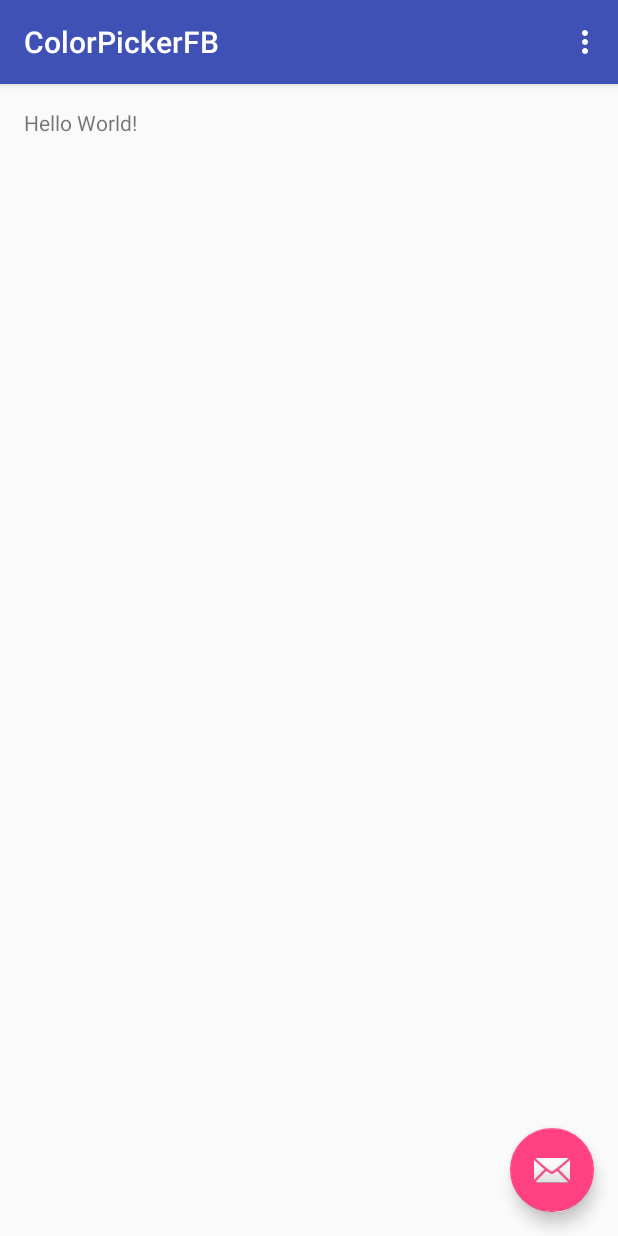
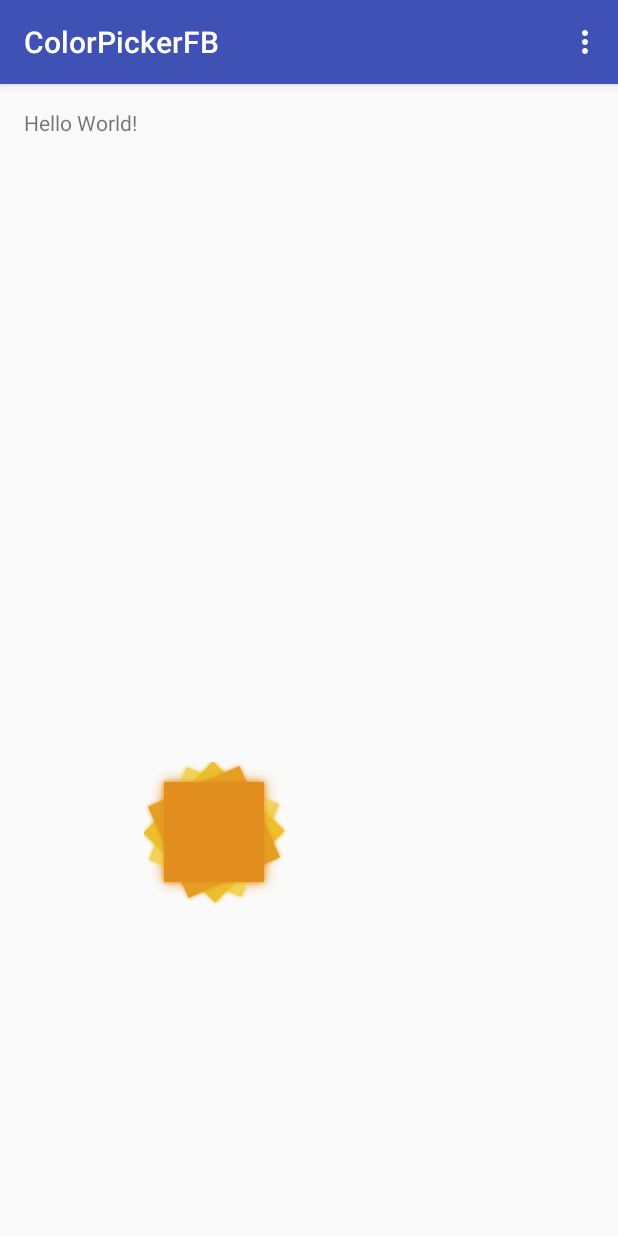
Before and after one commit to canaanyjn/PickColorFB, an Android app: the screen it shows after launch (MainActivity), on a phone screen of 412 x 824 dp. Run offline under Robolectric (Android 15) with nearby library versions, the phone set to English and light mode, and no system bars.

Commit message:
add color squre anim and basic squre anime

```diff
--- a/app/build.gradle
+++ b/app/build.gradle
@@ -24,4 +24,5 @@ dependencies {
     testCompile 'junit:junit:4.12'
     compile 'com.android.support:appcompat-v7:23.1.1'
     compile 'com.android.support:design:23.1.1'
+    compile project(':colorpickerfloatbutton')
 }
--- a/app/src/main/java/com/canaan/colorpickerfb/MainActivity.java
+++ b/app/src/main/java/com/canaan/colorpickerfb/MainActivity.java
@@ -1,11 +1,8 @@
 package com.canaan.colorpickerfb;
 
 import android.os.Bundle;
-import android.support.design.widget.FloatingActionButton;
-import android.support.design.widget.Snackbar;
 import android.support.v7.app.AppCompatActivity;
 import android.support.v7.widget.Toolbar;
-import android.view.View;
 import android.view.Menu;
 import android.view.MenuItem;
 
@@ -18,14 +15,14 @@ public class MainActivity extends AppCompatActivity {
         Toolbar toolbar = (Toolbar) findViewById(R.id.toolbar);
         setSupportActionBar(toolbar);
 
-        FloatingActionButton fab = (FloatingActionButton) findViewById(R.id.fab);
-        fab.setOnClickListener(new View.OnClickListener() {
-            @Override
-            public void onClick(View view) {
-                Snackbar.make(view, "Replace with your own action", Snackbar.LENGTH_LONG)
-                        .setAction("Action", null).show();
-            }
-        });
+//        FloatingActionButton fab = (FloatingActionButton) findViewById(R.id.fab);
+//        fab.setOnClickListener(new View.OnClickListener() {
+//            @Override
+//            public void onClick(View view) {
+//                Snackbar.make(view, "Replace with your own action", Snackbar.LENGTH_LONG)
+//                        .setAction("Action", null).show();
+//            }
+//        });
     }
 
     @Override
--- a/app/src/main/res/layout/activity_main.xml
+++ b/app/src/main/res/layout/activity_main.xml
@@ -23,12 +23,14 @@
 
     <include layout="@layout/content_main" />
 
-    <android.support.design.widget.FloatingActionButton
+    <com.canaan.colorpickerfloatbutton.ColorPickerFB
         android:id="@+id/fab"
-        android:layout_width="wrap_content"
-        android:layout_height="wrap_content"
+        android:layout_width="300dp"
+        android:layout_height="300dp"
         android:layout_gravity="bottom|end"
         android:layout_margin="@dimen/fab_margin"
-        android:src="@android:drawable/ic_dialog_email" />
+        app:colorNum="3"
+        app:colorSqureWidth="100"
+        android:entries="@array/colors" />
 
 </android.support.design.widget.CoordinatorLayout>
--- a/build.gradle
+++ b/build.gradle
@@ -5,7 +5,7 @@ buildscript {
         jcenter()
     }
     dependencies {
-        classpath 'com.android.tools.build:gradle:1.5.0'
+        classpath 'com.android.tools.build:gradle:1.3.0'
 
         // NOTE: Do not place your application dependencies here; they belong
         // in the individual module build.gradle files
--- a/colorpickerfloatbutton/build.gradle
+++ b/colorpickerfloatbutton/build.gradle
@@ -22,4 +22,5 @@ dependencies {
     compile fileTree(dir: 'libs', include: ['*.jar'])
     testCompile 'junit:junit:4.12'
     compile 'com.android.support:appcompat-v7:23.1.1'
+    compile 'com.android.support:design:23.1.1'
 }
--- a/colorpickerfloatbutton/src/main/java/com/canaan/colorpickerfloatbutton/ColorPickerFB.java
+++ b/colorpickerfloatbutton/src/main/java/com/canaan/colorpickerfloatbutton/ColorPickerFB.java
@@ -1,36 +1,50 @@
 package com.canaan.colorpickerfloatbutton;
 
+import android.animation.ValueAnimator;
 import android.content.Context;
+import android.content.res.TypedArray;
+import android.graphics.BlurMaskFilter;
 import android.graphics.Canvas;
+import android.graphics.Color;
 import android.graphics.Paint;
 import android.util.AttributeSet;
+import android.view.MotionEvent;
 import android.view.View;
+import android.view.animation.AccelerateDecelerateInterpolator;
 
+import java.util.ArrayList;
 import java.util.List;
 
 /**
  * Created by mac on 16/1/26.
  */
 public class ColorPickerFB extends View {
+    private static final String TAG = ColorPickerFB.class.getSimpleName();
 
     private int colorNum;
     private int colorSqureWidth;
     private int basicSqureColor;
-    private List<Integer> colors;
+    private List<String> colors = new ArrayList<>();
+    private List<ColorSqure> colorSqures = new ArrayList<>();
 
     private int centerX,centerY;
     private int currentColorNum;
     private float gap;
     private int width,height;
+    private int basicStartX = 20,basicStartY = 20;
+    private int basicIncreaseWidth;
+    private boolean isAnimationStart;
+    private static int BASIC_ANIM_DURATION = 500;
 
     private Paint colorPaint;
+    private ValueAnimator basicSqureAnimator;
 
     public ColorPickerFB(Context context) {
-        super(context,null,0);
+        this(context, null, 0);
     }
 
     public ColorPickerFB(Context context, AttributeSet attrs) {
-        super(context, attrs,0);
+        this(context, attrs, 0);
     }
 
     public ColorPickerFB(Context context, AttributeSet attrs, int defStyleAttr) {
@@ -39,13 +53,25 @@ public class ColorPickerFB extends View {
     }
 
     private void init(Context context,AttributeSet attrs) {
-        initAttr(context,attrs);
+        initAttr(context, attrs);
+        initValues();
         initPaint();
-        initValues();
+        initBasicAnim();
     }
 
     private void initAttr(Context context,AttributeSet attrs) {
+        if (attrs != null) {
+            TypedArray typedArray = context.obtainStyledAttributes(attrs,R.styleable.ColorPickerFB,0,0);
+            CharSequence[] entries = typedArray.getTextArray(R.styleable.ColorPickerFB_android_entries);
+            if (entries != null) {
+                for (int i = 0;i<entries.length;i++) {
+                    colors.add(entries[i].toString());
+                }
 
+            }
+            colorNum = typedArray.getInteger(R.styleable.ColorPickerFB_colorNum,1);
+            colorSqureWidth = typedArray.getInteger(R.styleable.ColorPickerFB_colorSqureWidth,50);
+        }
     }
 
     private void initPaint() {
@@ -56,9 +82,46 @@ public class ColorPickerFB extends View {
     }
 
     private void initValues() {
-        gap = 90 / colors.size();
+        basicSqureColor = Color.parseColor("#DE7216");
+        gap = 90 / (colors.size() - 1) ;
         centerX = width/2;
         centerY = height/2;
+
+        for (int i = 0;i<colors.size();i++) {
+            ColorSqure colorSqure;
+            if (i == colors.size()-1) {
+                colorSqure = new ColorSqure(90,colors.get(i),colorSqureWidth,i);
+            } else {
+                colorSqure = new ColorSqure(gap*i,colors.get(i),colorSqureWidth,i);
+            }
+            addAnimatorUpdateListener(colorSqure);
+            colorSqures.add(colorSqure);
+        }
+    }
+
+    private void initBasicAnim() {
+        basicSqureAnimator = ValueAnimator.ofFloat(0,1);
+        basicSqureAnimator.setDuration(BASIC_ANIM_DURATION)
+                .setInterpolator(new AccelerateDecelerateInterpolator());
+        basicSqureAnimator.addUpdateListener(new ValueAnimator.AnimatorUpdateListener() {
+            @Override
+            public void onAnimationUpdate(ValueAnimator animation) {
+                float progress = ((Float)animation.getAnimatedValue()).floatValue();
+                basicIncreaseWidth = Math.round(colorSqureWidth * progress);
+            }
+        });
+    }
+
+    private void addAnimatorUpdateListener(final ColorSqure colorSqure) {
+        ValueAnimator.AnimatorUpdateListener animatorUpdateListener = new ValueAnimator.AnimatorUpdateListener() {
+            @Override
+            public void onAnimationUpdate(ValueAnimator animation) {
+                float progress = ((Float)animation.getAnimatedValue()).floatValue();
+                colorSqure.setProgress(progress);
+                invalidate();
+            }
+        };
+        colorSqure.setUpdateListener(animatorUpdateListener);
     }
 
     @Override
@@ -66,17 +129,45 @@ public class ColorPickerFB extends View {
         super.onMeasure(widthMeasureSpec, heightMeasureSpec);
         width = MeasureSpec.getSize(widthMeasureSpec);
         height = MeasureSpec.getSize(heightMeasureSpec);
-        this.setMeasuredDimension(width,height);
-        initValues();
+        this.setMeasuredDimension(width, height);
     }
 
     @Override
     protected void onDraw(Canvas canvas) {
         super.onDraw(canvas);
+        this.setLayerType(LAYER_TYPE_SOFTWARE, null);
 
+        colorPaint.setMaskFilter(new BlurMaskFilter(10, BlurMaskFilter.Blur.SOLID));
         //draw basic squre
+        canvas.drawRect(basicStartX, basicStartY, colorSqureWidth + basicIncreaseWidth + basicStartX,
+                colorSqureWidth + basicIncreaseWidth +basicStartY, colorPaint);
 
+        colorPaint.setMaskFilter(new BlurMaskFilter(3, BlurMaskFilter.Blur.SOLID));
+        for (int i = 0;i < colorSqures.size();i++) {
+            ColorSqure colorSqure = colorSqures.get(i);
+            canvas.save();
+            if (!isAnimationStart) {
+                canvas.rotate(colorSqure.getAngle(), colorSqure.getRect().centerX(), colorSqure.getRect().centerY());
+            } else {
+                canvas.rotate(colorSqure.getAngle(),basicStartX + colorSqureWidth/2,basicStartY + colorSqureWidth/2);
+            }
+            colorPaint.setColor(Color.parseColor(colorSqure.getColor()));
+            canvas.drawRect(colorSqure.getRect(), colorPaint);
+            canvas.restore();
+        }
+    }
 
+    @Override
+    public boolean onTouchEvent(MotionEvent event) {
 
+        switch (event.getAction()) {
+            case MotionEvent.ACTION_DOWN:
+                for (int i = 0;i < colorSqures.size();i++) {
+                    colorSqures.get(i).startAnimator();
+                }
+                basicSqureAnimator.start();
+                isAnimationStart = true;
+        }
+        return false;
     }
 }
--- /dev/null
+++ b/colorpickerfloatbutton/src/main/java/com/canaan/colorpickerfloatbutton/ColorSqure.java
@@ -0,0 +1,88 @@
+package com.canaan.colorpickerfloatbutton;
+
+import android.animation.ValueAnimator;
+import android.graphics.Rect;
+import android.view.animation.AccelerateDecelerateInterpolator;
+
+/**
+ * Created by mac on 16/1/27.
+ */
+public class ColorSqure {
+    private float angle;
+    private String color;
+    private int width;
+    private int index;
+
+    private Rect rect = new Rect();
+    private ValueAnimator animator;
+    private ValueAnimator.AnimatorUpdateListener updateListener;
+
+    private int startX = 20,startY = 20;
+    private static final int START_DELAY = 70;
+    private static final int ANIM_DURATION = 500;
+
+    public ColorSqure(float angle, String color, int width,int index) {
+        this.angle = angle;
+        this.color = color;
+        this.width = width;
+        this.index = index;
+
+        rect.set(startX,startY,startX+width,startY+width);
+        initAnimator();
+    }
+
+    private void initAnimator() {
+        animator = ValueAnimator.ofFloat(0,1f);
+        animator.setDuration(ANIM_DURATION);
+        animator.setRepeatMode(ValueAnimator.REVERSE);
+        animator.setInterpolator(new AccelerateDecelerateInterpolator());
+    }
+
+    public void startAnimator() {
+        animator.setStartDelay(START_DELAY * index);
+        animator.start();
+    }
+
+    public float getAngle() {
+        return angle;
+    }
+
+    public String getColor() {
+        return color;
+    }
+
+    public Rect getRect() {
+        return rect;
+    }
+
+    public int getWidth() {
+        return width;
+    }
+
+
+    public void setUpdateListener(ValueAnimator.AnimatorUpdateListener updateListener) {
+        this.updateListener = updateListener;
+        animator.addUpdateListener(updateListener);
+    }
+
+    public void setProgress(float progress) {
+        int temperX = (int)(2 * width * progress);
+        this.rect.set(startX+temperX,startY,startX+width+temperX,startY+width);
+    }
+
+    public int getStartX() {
+        return startX;
+    }
+
+    public void setStartX(int startX) {
+        this.startX = startX;
+    }
+
+    public int getStartY() {
+        return startY;
+    }
+
+    public void setStartY(int startY) {
+        this.startY = startY;
+    }
+}
--- /dev/null
+++ b/colorpickerfloatbutton/src/main/res/values/array.xml
@@ -0,0 +1,10 @@
+<?xml version="1.0" encoding="utf-8"?>
+<resources>
+    <string-array name="colors">
+        <item>#F9EAB3</item>
+        <item>#F2D25A</item>
+        <item>#EDBE2D</item>
+        <item>#E59E24</item>
+        <item>#E28F20</item>
+    </string-array>
+</resources>
```
Also changed, not shown: colorpickerfloatbutton/src/main/res/values/attr.xml (added, +8 -0 lines).
